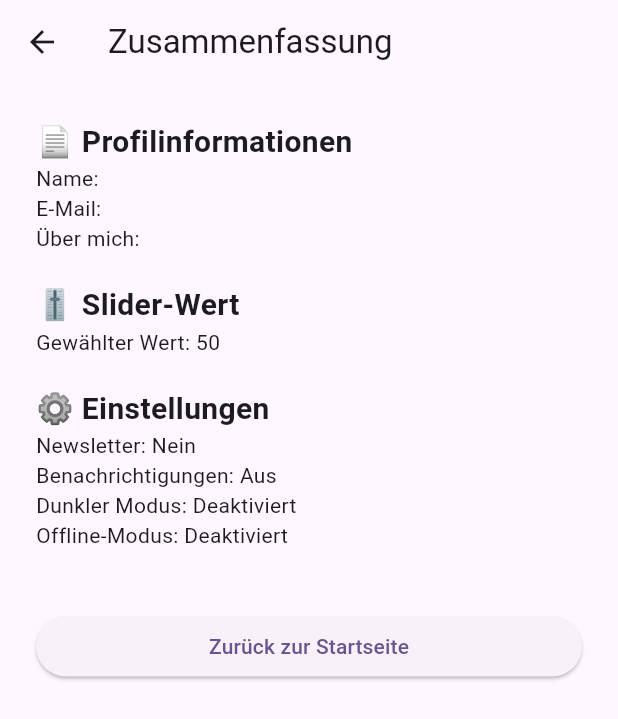
After one commit to Lenny435/portfolio_5604036, a Flutter app: the screen it shows after launch, after a tap on "Zusammenfassung", on a phone screen of 412 x 824 dp. The commit adds this screen. Shown: the top 719 px of the screen. Run offline on Flutter 3.47's test engine with Material 3 defaults, Android fonts, the phone set to English and light mode, and no system bars.

Commit message:
Feature Startseite abgeschlossen

```diff
--- a/lib/main.dart
+++ b/lib/main.dart
@@ -1,5 +1,5 @@
 import 'package:flutter/material.dart';
-import 'pages/home_page.dart'; // Achte auf den richtigen Pfad
+import 'pages/home_page.dart';
 
 void main() {
   runApp(const MyApp());
@@ -12,6 +12,7 @@ class MyApp extends StatelessWidget {
   Widget build(BuildContext context) {
     return MaterialApp(
       title: 'Portfolio',
+      debugShowCheckedModeBanner: false,
       theme: ThemeData(
         colorScheme: ColorScheme.fromSeed(seedColor: Colors.deepPurple),
         useMaterial3: true,
--- a/lib/pages/home_page.dart
+++ b/lib/pages/home_page.dart
@@ -1,18 +1,109 @@
 import 'package:flutter/material.dart';
+import 'slider_page.dart';
+import 'profile_form_page.dart';
+import 'settings_page.dart';
+import 'summary_page.dart';
 
-class HomePage extends StatelessWidget {
+class HomePage extends StatefulWidget {
   const HomePage({super.key});
+
+  @override
+  State<HomePage> createState() => _HomePageState();
+}
+
+class _HomePageState extends State<HomePage> {
+  double _sliderValue = 50;
+  String _name = '';
+  String _email = '';
+  String _about = '';
+  bool _newsletter = false;
+  bool _notifications = false;
+  bool _darkMode = false;
+  bool _offlineMode = false;
 
   @override
   Widget build(BuildContext context) {
     return Scaffold(
-      appBar: AppBar(
-        title: const Text('Portfolio'),
-      ),
-      body: const Center(
-        child: Text(
-          'Willkommen im Portfolio von Lenny Wanjiku',
-          style: TextStyle(fontSize: 18),
+      appBar: AppBar(title: const Text('Portfolio von Lenny Wan')),
+      body: Padding(
+        padding: const EdgeInsets.all(20),
+        child: ListView(
+          children: [
+            const Text(
+              'Willkommen im Portfolio von Lenny Wan!',
+              style: TextStyle(fontSize: 18),
+            ),
+            const SizedBox(height: 30),
+
+            ElevatedButton(
+              child: const Text('Slider-Seite'),
+              onPressed: () async {
+                final value = await Navigator.push<double>(
+                  context,
+                  MaterialPageRoute(builder: (_) => const SliderPage()),
+                );
+                if (value != null) {
+                  setState(() => _sliderValue = value);
+                }
+              },
+            ),
+
+            ElevatedButton(
+              child: const Text('Profil bearbeiten'),
+              onPressed: () async {
+                final result = await Navigator.push<Map<String, String>>(
+                  context,
+                  MaterialPageRoute(builder: (_) => const ProfileFormPage()),
+                );
+                if (result != null) {
+                  setState(() {
+                    _name = result['name'] ?? '';
+                    _email = result['email'] ?? '';
+                    _about = result['about'] ?? '';
+                  });
+                }
+              },
+            ),
+
+            ElevatedButton(
+              child: const Text('Einstellungen'),
+              onPressed: () async {
+                final result = await Navigator.push<Map<String, bool>>(
+                  context,
+                  MaterialPageRoute(builder: (_) => const SettingsPage()),
+                );
+                if (result != null) {
+                  setState(() {
+                    _newsletter = result['newsletter'] ?? false;
+                    _notifications = result['notifications'] ?? false;
+                    _darkMode = result['darkMode'] ?? false;
+                    _offlineMode = result['offlineMode'] ?? false;
+                  });
+                }
+              },
+            ),
+
+            ElevatedButton(
+              child: const Text('Zusammenfassung'),
+              onPressed: () {
+                Navigator.push(
+                  context,
+                  MaterialPageRoute(
+                    builder: (_) => SummaryPage(
+                      name: _name,
+                      email: _email,
+                      about: _about,
+                      sliderValue: _sliderValue,
+                      newsletter: _newsletter,
+                      notifications: _notifications,
+                      darkMode: _darkMode,
+                      offlineMode: _offlineMode,
+                    ),
+                  ),
+                );
+              },
+            ),
+          ],
         ),
       ),
     );
--- /dev/null
+++ b/lib/pages/summary_page.dart
@@ -0,0 +1,72 @@
+import 'package:flutter/material.dart';
+
+class SummaryPage extends StatelessWidget {
+  final String name;
+  final String email;
+  final String about;
+  final double sliderValue;
+  final bool newsletter;
+  final bool notifications;
+  final bool darkMode;
+  final bool offlineMode;
+
+  const SummaryPage({
+    super.key,
+    required this.name,
+    required this.email,
+    required this.about,
+    required this.sliderValue,
+    required this.newsletter,
+    required this.notifications,
+    required this.darkMode,
+    required this.offlineMode,
+  });
+
+  @override
+  Widget build(BuildContext context) {
+    return Scaffold(
+      appBar: AppBar(
+        title: const Text('Zusammenfassung'),
+      ),
+      body: Padding(
+        padding: const EdgeInsets.all(24),
+        child: ListView(
+          children: [
+            const Text(
+              '📄 Profilinformationen',
+              style: TextStyle(fontSize: 20, fontWeight: FontWeight.bold),
+            ),
+            Text('Name: $name'),
+            Text('E-Mail: $email'),
+            Text('Über mich: $about'),
+            const SizedBox(height: 20),
+
+            const Text(
+              '🎚️ Slider-Wert',
+              style: TextStyle(fontSize: 20, fontWeight: FontWeight.bold),
+            ),
+            Text('Gewählter Wert: ${sliderValue.round()}'),
+            const SizedBox(height: 20),
+
+            const Text(
+              '⚙️ Einstellungen',
+              style: TextStyle(fontSize: 20, fontWeight: FontWeight.bold),
+            ),
+            Text('Newsletter: ${newsletter ? "Ja" : "Nein"}'),
+            Text('Benachrichtigungen: ${notifications ? "An" : "Aus"}'),
+            Text('Dunkler Modus: ${darkMode ? "Aktiviert" : "Deaktiviert"}'),
+            Text('Offline-Modus: ${offlineMode ? "Aktiviert" : "Deaktiviert"}'),
+            const SizedBox(height: 40),
+
+            ElevatedButton(
+              onPressed: () {
+                Navigator.pop(context);
+              },
+              child: const Text('Zurück zur Startseite'),
+            ),
+          ],
+        ),
+      ),
+    );
+  }
+}
```
Also changed, not shown: lib/pages/profile_form_page.dart (added, +84 -0 lines), lib/pages/settings_page.dart (added, +100 -0 lines), lib/pages/slider_page.dart (added, +67 -0 lines).
